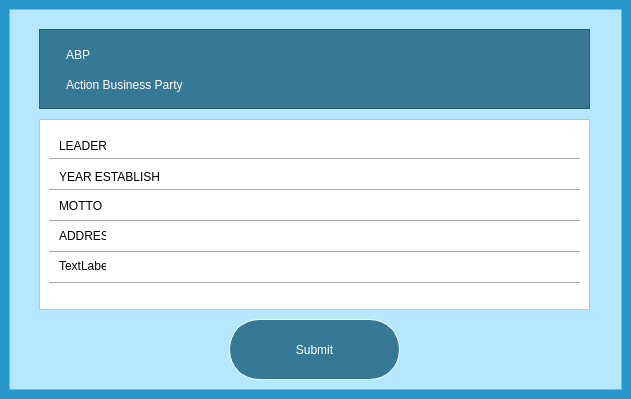
Old version of the form ui/contestant.ui in the repository KotoJallow/Voting-System.
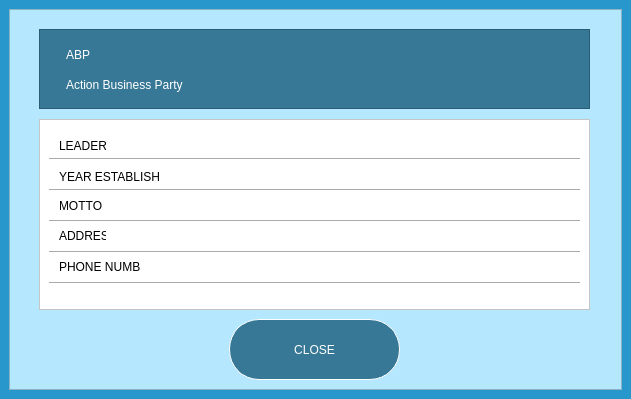
New version of the form.

Commit message: change submit to close in contrstant ui and replace party color with phone number

The edit to the form file:
```diff
--- a/ui/contestant.ui
+++ b/ui/contestant.ui
@@ -251,12 +251,12 @@
       <rect>
        <x>20</x>
        <y>140</y>
-       <width>47</width>
-       <height>13</height>
+       <width>81</width>
+       <height>16</height>
       </rect>
      </property>
      <property name="text">
-      <string>TextLabel</string>
+      <string>PHONE NUMBER</string>
      </property>
     </widget>
    </widget>
@@ -279,7 +279,7 @@
 color:white;</string>
     </property>
     <property name="text">
-     <string>Submit</string>
+     <string>CLOSE</string>
     </property>
    </widget>
   </widget>
```
